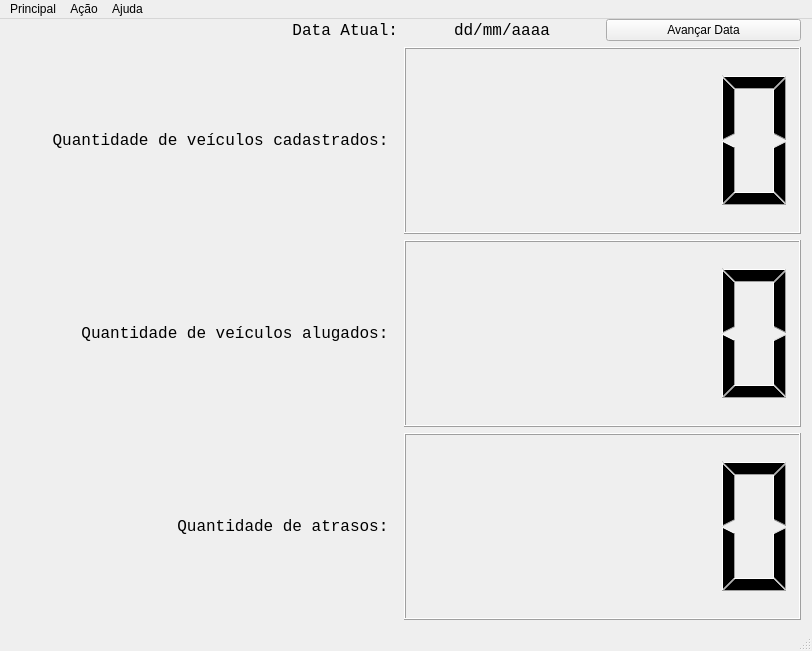
First picture: the form in design/MainWindow.ui, repository ryukinix/rentalcar, before the edit.
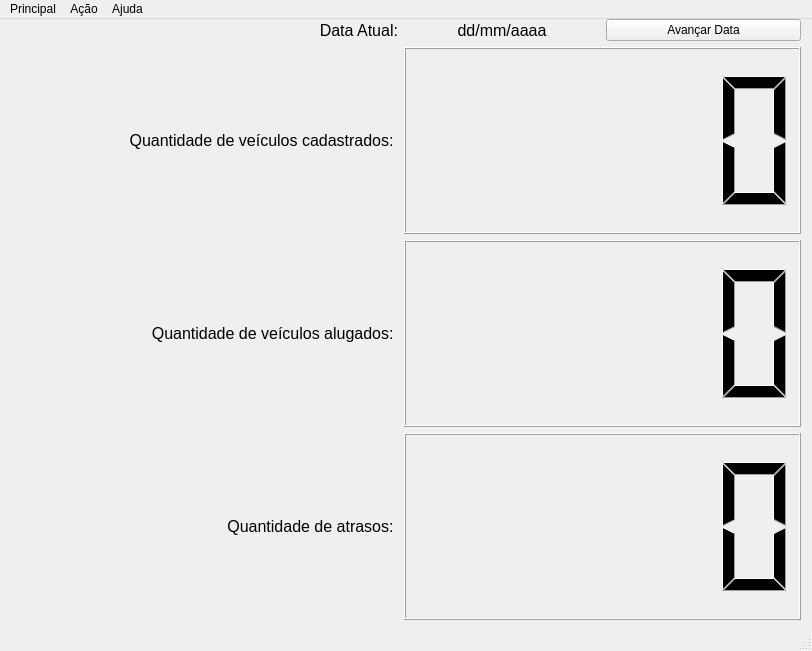
Second picture: the form after the edit.

Commit message:
Remove fonte Consolas como padrão da MainWindow
Isso deve evitar problemas estranhos em outros sistemas,
já que essa fonte é windows-only

The edit to the form file:
```diff
--- a/design/MainWindow.ui
+++ b/design/MainWindow.ui
@@ -28,7 +28,6 @@
       <widget class="QLabel" name="atrasosLabel">
        <property name="font">
         <font>
-         <family>Consolas</family>
          <pointsize>12</pointsize>
         </font>
        </property>
@@ -56,7 +55,6 @@
       <widget class="QLabel" name="cadastradosLabel">
        <property name="font">
         <font>
-         <family>Consolas</family>
          <pointsize>12</pointsize>
         </font>
        </property>
@@ -84,7 +82,6 @@
       <widget class="QLabel" name="alugadosLabel">
        <property name="font">
         <font>
-         <family>Consolas</family>
          <pointsize>12</pointsize>
         </font>
        </property>
@@ -112,7 +109,6 @@
       <widget class="QLabel" name="dataLabel">
        <property name="font">
         <font>
-         <family>Consolas</family>
          <pointsize>12</pointsize>
         </font>
        </property>
@@ -142,7 +138,6 @@
         <widget class="QLabel" name="dataText">
          <property name="font">
           <font>
-           <family>Consolas</family>
            <pointsize>12</pointsize>
           </font>
          </property>
```
